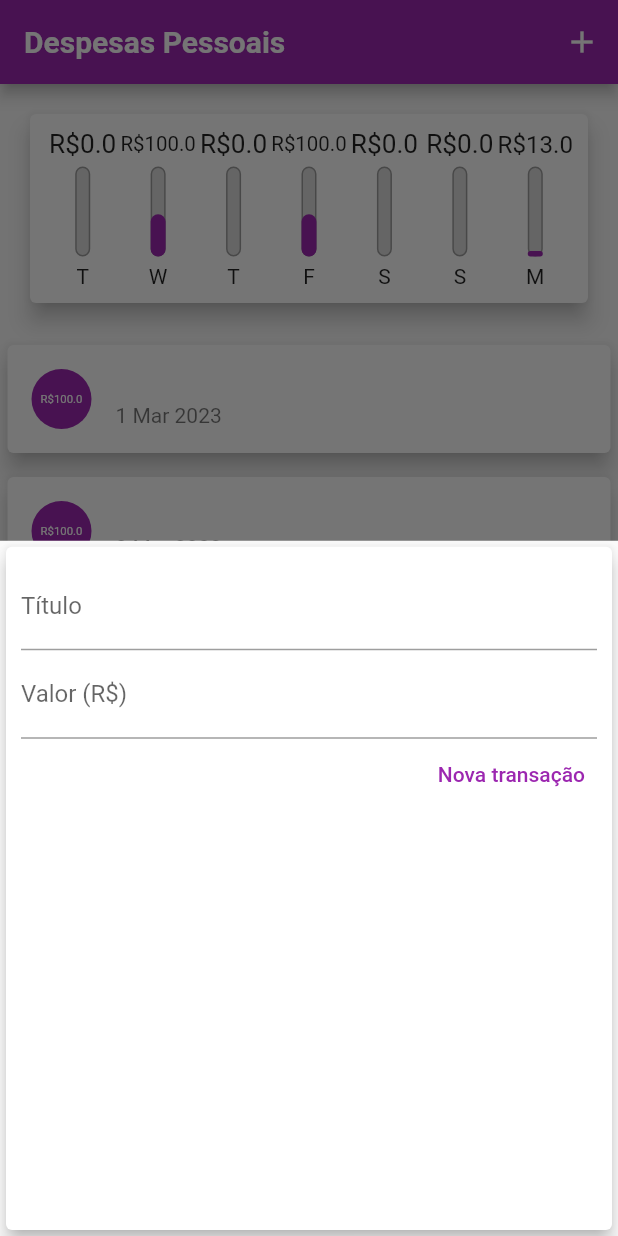
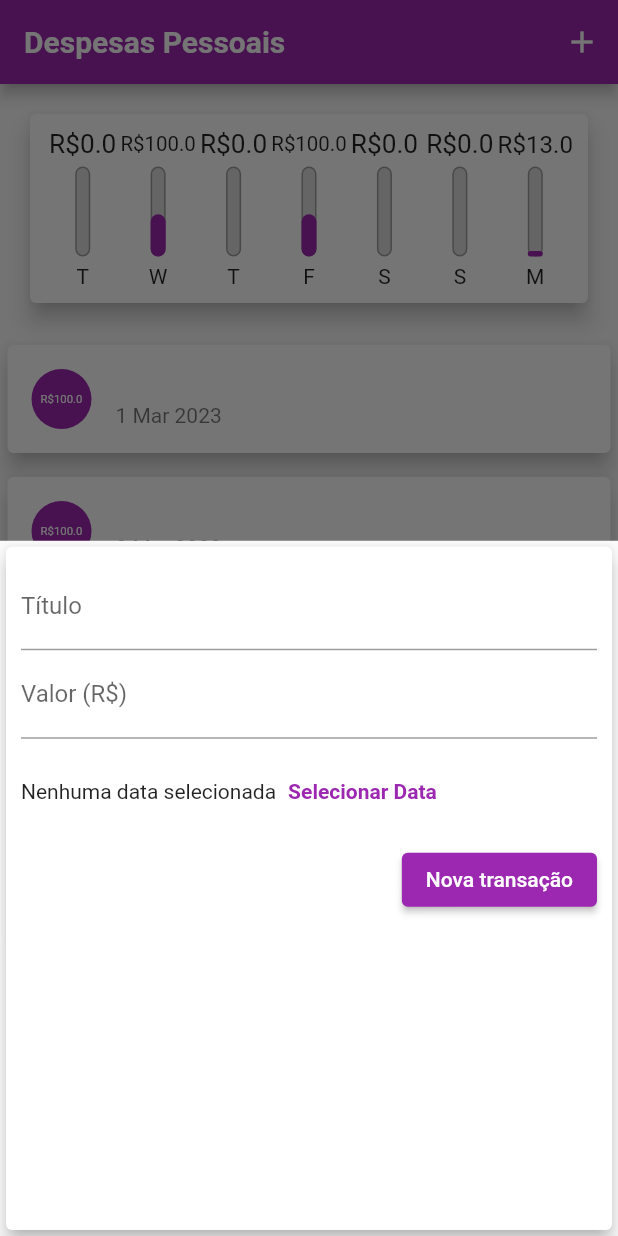
Before and after one commit to alex-custodio/DespesasPessoais, a Flutter app: the screen it shows after launch, after a tap on the "add" icon, on a phone screen of 412 x 824 dp. Run offline on Flutter 3.47's test engine with Material 2 defaults, Android fonts, the phone set to English and light mode, and no system bars.

Commit message:
adicionando date picker no formulário

```diff
--- a/lib/components/chart.dart
+++ b/lib/components/chart.dart
@@ -51,7 +51,7 @@ class Chart extends StatelessWidget {
                 child: ChartBar(
                   day: e['day'].toString(),
                   value: e['value'].toString(),
-                  percentage: (e['value']! as double) / weekTotalValue,
+                  percentage: weekTotalValue == 0 ? 0 : (e['value']! as double) / weekTotalValue,
                 ),
             );
           }).toList()
--- a/lib/components/transaction_form.dart
+++ b/lib/components/transaction_form.dart
@@ -1,4 +1,5 @@
 import 'package:flutter/material.dart';
+import 'package:intl/intl.dart';
 
 class TransactionForm extends StatefulWidget {
   void Function(String, String) onSubmit;
@@ -10,7 +11,7 @@ class TransactionForm extends StatefulWidget {
 
 class _TransactionFormState extends State<TransactionForm> {
   var titleController = TextEditingController();
-
+  DateTime? selectedDate;
   var valueController = TextEditingController();
 
   onSubmitForm() {
@@ -20,6 +21,19 @@ class _TransactionFormState extends State<TransactionForm> {
       return;
     }
     widget.onSubmit(title, value.toString());
+  }
+
+  _showDatePicker() {
+    showDatePicker(
+            context: context,
+            initialDate: DateTime.now(),
+            firstDate: DateTime(2023),
+            lastDate: DateTime.now())
+        .then((value) {
+      setState(() {
+        selectedDate = value;
+      });
+    });
   }
 
   @override
@@ -43,15 +57,30 @@ class _TransactionFormState extends State<TransactionForm> {
               onSubmitted: (_) => onSubmitForm(),
               controller: valueController,
             ),
+            Container(
+                height: 70,
+                child: Row(
+                  children: [
+                    Text(selectedDate == null ? "Nenhuma data selecionada" :  "${DateFormat("d/MM/y").format(selectedDate!)}"),
+                    TextButton(
+                      child: Text(
+                        'Selecionar Data',
+                        style: TextStyle(fontWeight: FontWeight.bold),
+                      ),
+                      onPressed: _showDatePicker,
+                    )
+                  ],
+                )),
             Row(
               mainAxisAlignment: MainAxisAlignment.end,
               children: [
-                TextButton(
-                    onPressed: onSubmitForm,
-                    child: Text(
-                      "Nova transação",
-                      style: TextStyle(color: Colors.purple),
-                    )),
+                ElevatedButton(
+                  onPressed: onSubmitForm,
+                  child: Text("Nova transação"),
+                  style: ElevatedButton.styleFrom(
+                      backgroundColor: Theme.of(context).colorScheme.primary,
+                      foregroundColor: Colors.white),
+                ),
               ],
             )
           ],
```
